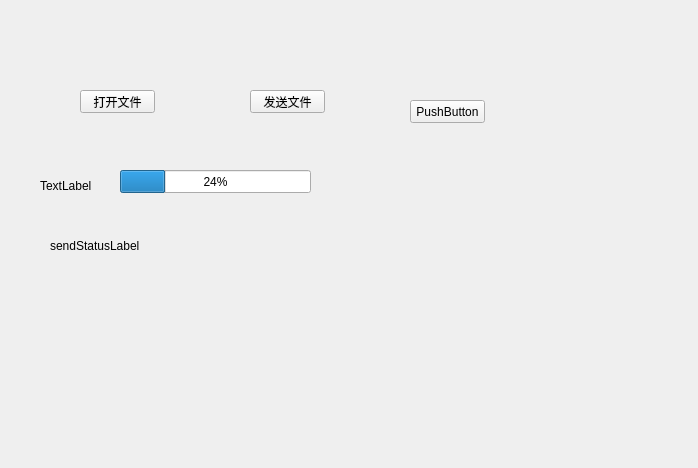
Before: the Qt Designer form FileManagement/UploadFile.ui in hhyvs111/FileManagement, drawn with Qt 5.
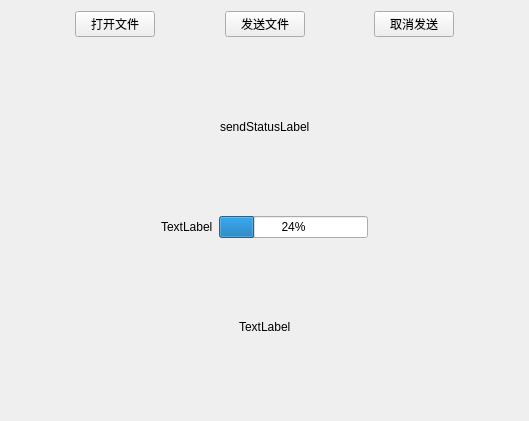
After: the same form once the commit is applied.

Diff of the .ui file:
```diff
--- a/FileManagement/UploadFile.ui
+++ b/FileManagement/UploadFile.ui
@@ -6,97 +6,216 @@
    <rect>
     <x>0</x>
     <y>0</y>
-    <width>698</width>
-    <height>468</height>
+    <width>529</width>
+    <height>421</height>
    </rect>
   </property>
+  <property name="minimumSize">
+   <size>
+    <width>100</width>
+    <height>100</height>
+   </size>
+  </property>
   <property name="windowTitle">
    <string>Form</string>
   </property>
-  <widget class="QPushButton" name="selectBtn">
-   <property name="geometry">
-    <rect>
-     <x>80</x>
-     <y>90</y>
-     <width>75</width>
-     <height>23</height>
-    </rect>
-   </property>
-   <property name="text">
-    <string>打开文件</string>
-   </property>
-  </widget>
-  <widget class="QPushButton" name="sendBtn">
-   <property name="geometry">
-    <rect>
-     <x>250</x>
-     <y>90</y>
-     <width>75</width>
-     <height>23</height>
-    </rect>
-   </property>
-   <property name="text">
-    <string>发送文件</string>
-   </property>
-  </widget>
-  <widget class="QProgressBar" name="sendProgressBar">
-   <property name="geometry">
-    <rect>
-     <x>120</x>
-     <y>170</y>
-     <width>191</width>
-     <height>23</height>
-    </rect>
-   </property>
-   <property name="value">
-    <number>24</number>
-   </property>
-  </widget>
-  <widget class="QLabel" name="progressLabel">
-   <property name="geometry">
-    <rect>
-     <x>40</x>
-     <y>180</y>
-     <width>54</width>
-     <height>12</height>
-    </rect>
-   </property>
-   <property name="text">
-    <string>TextLabel</string>
-   </property>
-  </widget>
-  <widget class="QWidget" name="verticalLayoutWidget">
-   <property name="geometry">
-    <rect>
-     <x>50</x>
-     <y>230</y>
-     <width>281</width>
-     <height>31</height>
-    </rect>
-   </property>
-   <layout class="QVBoxLayout" name="verticalLayout">
-    <item>
-     <widget class="QLabel" name="sendStatusLabel">
-      <property name="text">
-       <string>sendStatusLabel</string>
-      </property>
-     </widget>
-    </item>
-   </layout>
-  </widget>
-  <widget class="QPushButton" name="cancelBtn">
-   <property name="geometry">
-    <rect>
-     <x>410</x>
-     <y>100</y>
-     <width>75</width>
-     <height>23</height>
-    </rect>
-   </property>
-   <property name="text">
-    <string>PushButton</string>
-   </property>
-  </widget>
+  <layout class="QVBoxLayout" name="verticalLayout">
+   <item>
+    <layout class="QHBoxLayout" name="horizontalLayout">
+     <item>
+      <spacer name="horizontalSpacer_3">
+       <property name="orientation">
+        <enum>Qt::Horizontal</enum>
+       </property>
+       <property name="sizeHint" stdset="0">
+        <size>
+         <width>40</width>
+         <height>20</height>
+        </size>
+       </property>
+      </spacer>
+     </item>
+     <item>
+      <widget class="QPushButton" name="selectBtn">
+       <property name="text">
+        <string>打开文件</string>
+       </property>
+      </widget>
+     </item>
+     <item>
+      <spacer name="horizontalSpacer">
+       <property name="orientation">
+        <enum>Qt::Horizontal</enum>
+       </property>
+       <property name="sizeHint" stdset="0">
+        <size>
+         <width>40</width>
+         <height>20</height>
+        </size>
+       </property>
+      </spacer>
+     </item>
+     <item>
+      <widget class="QPushButton" name="sendBtn">
+       <property name="text">
+        <string>发送文件</string>
+       </property>
+      </widget>
+     </item>
+     <item>
+      <spacer name="horizontalSpacer_2">
+       <property name="orientation">
+        <enum>Qt::Horizontal</enum>
+       </property>
+       <property name="sizeHint" stdset="0">
+        <size>
+         <width>40</width>
+         <height>20</height>
+        </size>
+       </property>
+      </spacer>
+     </item>
+     <item>
+      <widget class="QPushButton" name="cancelBtn">
+       <property name="text">
+        <string>取消发送</string>
+       </property>
+      </widget>
+     </item>
+     <item>
+      <spacer name="horizontalSpacer_4">
+       <property name="orientation">
+        <enum>Qt::Horizontal</enum>
+       </property>
+       <property name="sizeHint" stdset="0">
+        <size>
+         <width>40</width>
+         <height>20</height>
+        </size>
+       </property>
+      </spacer>
+     </item>
+    </layout>
+   </item>
+   <item>
+    <layout class="QHBoxLayout" name="horizontalLayout_3">
+     <item>
+      <spacer name="horizontalSpacer_7">
+       <property name="orientation">
+        <enum>Qt::Horizontal</enum>
+       </property>
+       <property name="sizeHint" stdset="0">
+        <size>
+         <width>40</width>
+         <height>20</height>
+        </size>
+       </property>
+      </spacer>
+     </item>
+     <item>
+      <widget class="QLabel" name="sendStatusLabel">
+       <property name="text">
+        <string>sendStatusLabel</string>
+       </property>
+      </widget>
+     </item>
+     <item>
+      <spacer name="horizontalSpacer_8">
+       <property name="orientation">
+        <enum>Qt::Horizontal</enum>
+       </property>
+       <property name="sizeHint" stdset="0">
+        <size>
+         <width>40</width>
+         <height>20</height>
+        </size>
+       </property>
+      </spacer>
+     </item>
+    </layout>
+   </item>
+   <item>
+    <layout class="QHBoxLayout" name="horizontalLayout_2">
+     <item>
+      <spacer name="horizontalSpacer_5">
+       <property name="orientation">
+        <enum>Qt::Horizontal</enum>
+       </property>
+       <property name="sizeHint" stdset="0">
+        <size>
+         <width>40</width>
+         <height>20</height>
+        </size>
+       </property>
+      </spacer>
+     </item>
+     <item>
+      <widget class="QLabel" name="progressLabel">
+       <property name="text">
+        <string>TextLabel</string>
+       </property>
+      </widget>
+     </item>
+     <item>
+      <widget class="QProgressBar" name="sendProgressBar">
+       <property name="value">
+        <number>24</number>
+       </property>
+      </widget>
+     </item>
+     <item>
+      <spacer name="horizontalSpacer_6">
+       <property name="orientation">
+        <enum>Qt::Horizontal</enum>
+       </property>
+       <property name="sizeHint" stdset="0">
+        <size>
+         <width>40</width>
+         <height>20</height>
+        </size>
+       </property>
+      </spacer>
+     </item>
+    </layout>
+   </item>
+   <item>
+    <layout class="QHBoxLayout" name="horizontalLayout_4">
+     <item>
+      <spacer name="horizontalSpacer_9">
+       <property name="orientation">
+        <enum>Qt::Horizontal</enum>
+       </property>
+       <property name="sizeHint" stdset="0">
+        <size>
+         <width>40</width>
+         <height>20</height>
+        </size>
+       </property>
+      </spacer>
+     </item>
+     <item>
+      <widget class="QLabel" name="uploadSpeedLabel">
+       <property name="text">
+        <string>TextLabel</string>
+       </property>
+      </widget>
+     </item>
+     <item>
+      <spacer name="horizontalSpacer_10">
+       <property name="orientation">
+        <enum>Qt::Horizontal</enum>
+       </property>
+       <property name="sizeHint" stdset="0">
+        <size>
+         <width>40</width>
+         <height>20</height>
+        </size>
+       </property>
+      </spacer>
+     </item>
+    </layout>
+   </item>
+  </layout>
  </widget>
  <resources/>
  <connections>
```
